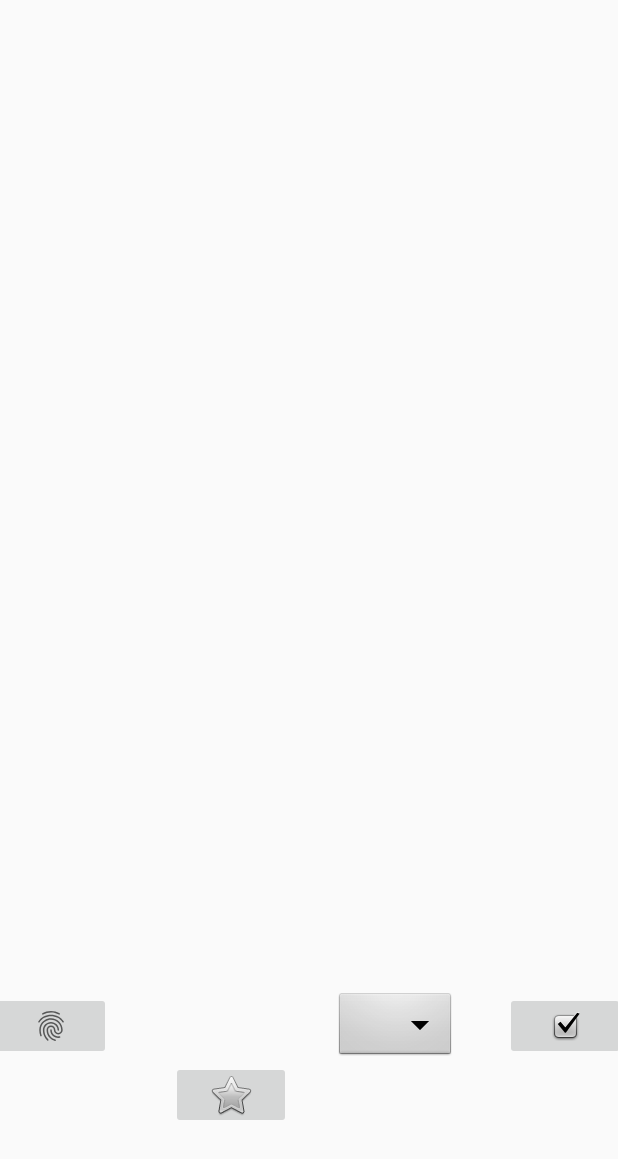
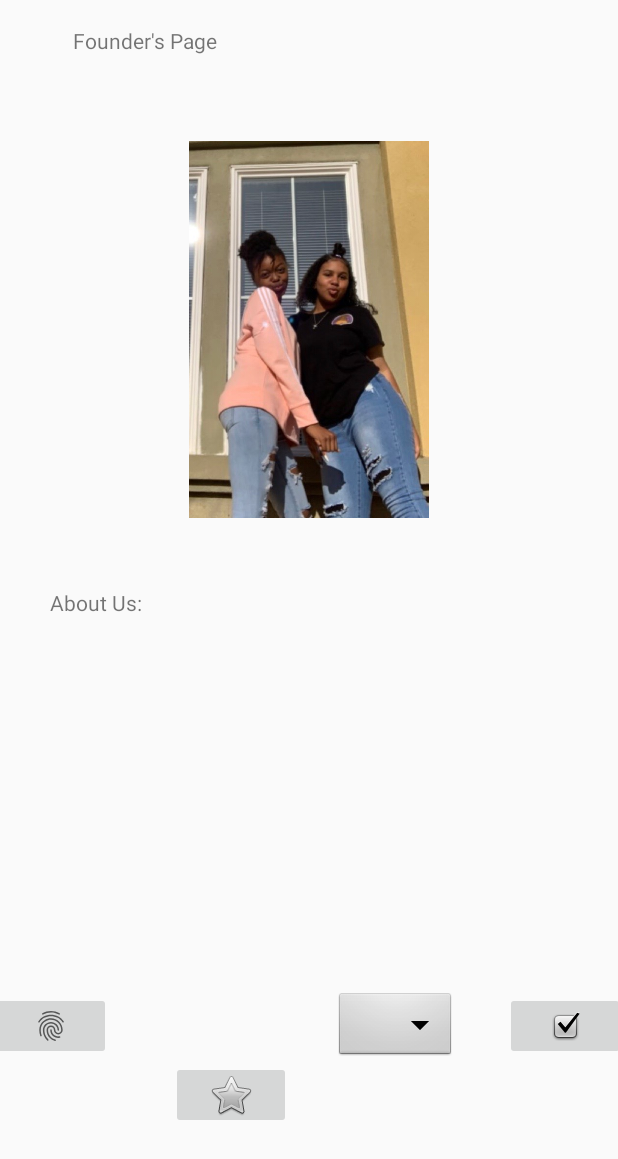
Before and after one commit to CodeNext-TeamEdgeY2/EDACbasicapp, an Android app: the FoundersActivity screen opened directly, with no data from a screen before it, on a phone screen of 412 x 824 dp. Shown: the top 1159 px of the screen. Run offline under Robolectric (Android 15) with nearby library versions, the phone set to English and light mode, and no system bars; Roboto replaces fonts that are not available here.

Commit message:
added stuff to founders page

```diff
--- a/app/src/main/res/layout/activity_founders.xml
+++ b/app/src/main/res/layout/activity_founders.xml
@@ -75,4 +75,39 @@
         app:layout_constraintTop_toTopOf="parent"
         app:layout_constraintVertical_bias="0.0"
         app:srcCompat="@android:drawable/checkbox_on_background" />
+
+    <TextView
+        android:id="@+id/textView3"
+        android:layout_width="344dp"
+        android:layout_height="43dp"
+        android:layout_marginBottom="104dp"
+        android:text="About Us:"
+        app:layout_constraintBottom_toBottomOf="parent"
+        app:layout_constraintEnd_toEndOf="parent"
+        app:layout_constraintHorizontal_bias="0.492"
+        app:layout_constraintStart_toStartOf="parent"
+        app:layout_constraintTop_toBottomOf="@+id/imageView2"
+        app:layout_constraintVertical_bias="0.141" />
+
+    <ImageView
+        android:id="@+id/imageView2"
+        android:layout_width="237dp"
+        android:layout_height="251dp"
+        app:layout_constraintBottom_toBottomOf="parent"
+        app:layout_constraintEnd_toEndOf="parent"
+        app:layout_constraintStart_toStartOf="parent"
+        app:layout_constraintTop_toTopOf="parent"
+        app:layout_constraintVertical_bias="0.164"
+        app:srcCompat="@drawable/menjaida" />
+
+    <TextView
+        android:id="@+id/textView8"
+        android:layout_width="315dp"
+        android:layout_height="34dp"
+        android:text="Founder's Page"
+        app:layout_constraintBottom_toBottomOf="parent"
+        app:layout_constraintEnd_toEndOf="parent"
+        app:layout_constraintStart_toStartOf="parent"
+        app:layout_constraintTop_toTopOf="parent"
+        app:layout_constraintVertical_bias="0.022" />
 </androidx.constraintlayout.widget.ConstraintLayout>
```
Also changed, not shown: app/src/main/res/drawable/menjaida.JPG (added).
